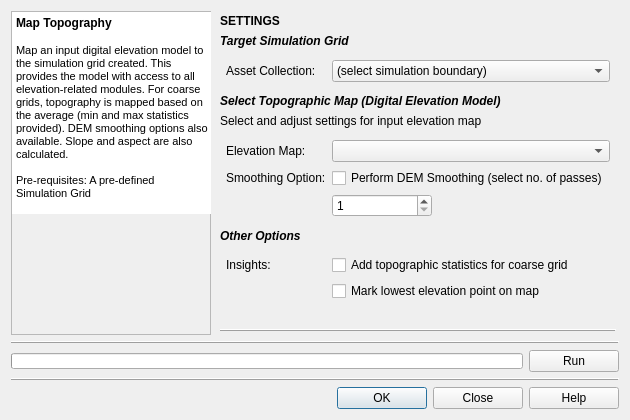
Qt form gui/mods_master_guis/mod_topography.ui (petermbach/urbanbeats-pss) before a commit.
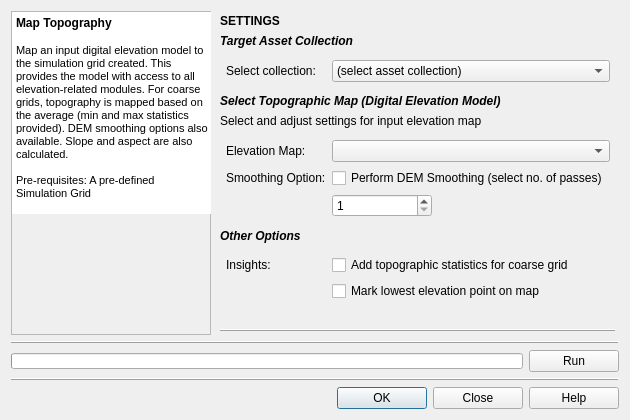
The same form after that commit. Icons and pictures are not drawn.

Commit message: Preparing GUIs for reimplementation

The edit to the form file:
```diff
--- a/gui/mods_master_guis/mod_topography.ui
+++ b/gui/mods_master_guis/mod_topography.ui
@@ -325,7 +325,7 @@
       <item>
        <widget class="QLabel" name="grid_id">
         <property name="text">
-         <string>&lt;html&gt;&lt;head/&gt;&lt;body&gt;&lt;p&gt;&lt;span style=&quot; font-weight:600; font-style:italic;&quot;&gt;Target Simulation Grid&lt;/span&gt;&lt;/p&gt;&lt;/body&gt;&lt;/html&gt;</string>
+         <string>&lt;html&gt;&lt;head/&gt;&lt;body&gt;&lt;p&gt;&lt;span style=&quot; font-weight:600; font-style:italic;&quot;&gt;Target Asset Collection&lt;/span&gt;&lt;/p&gt;&lt;/body&gt;&lt;/html&gt;</string>
         </property>
        </widget>
       </item>
@@ -348,7 +348,7 @@
           <widget class="QComboBox" name="boundary_combo">
            <item>
             <property name="text">
-             <string>(select simulation boundary)</string>
+             <string>(select asset collection)</string>
             </property>
            </item>
           </widget>
@@ -371,7 +371,7 @@
             <string>Width of the square cell in the city grid in metres</string>
            </property>
            <property name="text">
-            <string>Asset Collection:</string>
+            <string>Select collection:</string>
            </property>
           </widget>
          </item>
```
The commit also changes 3 other files.
